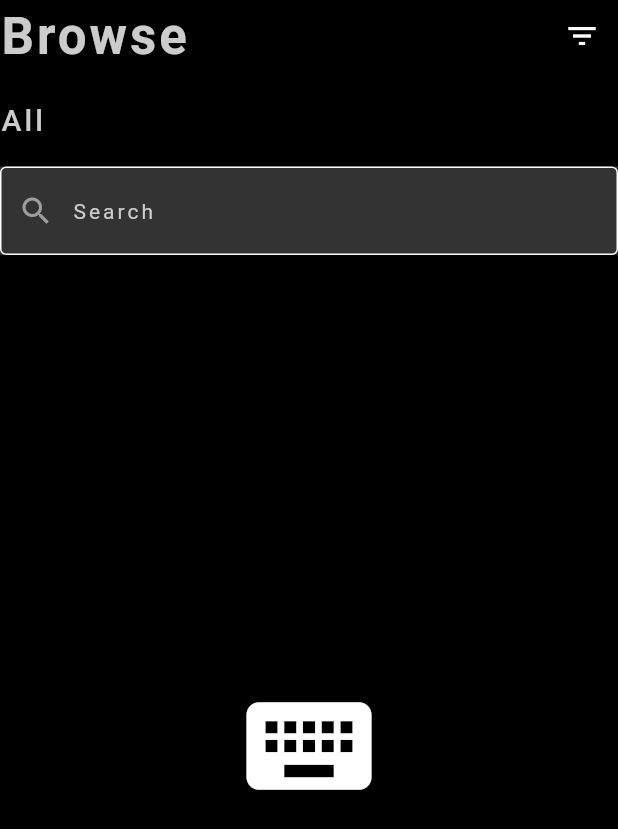
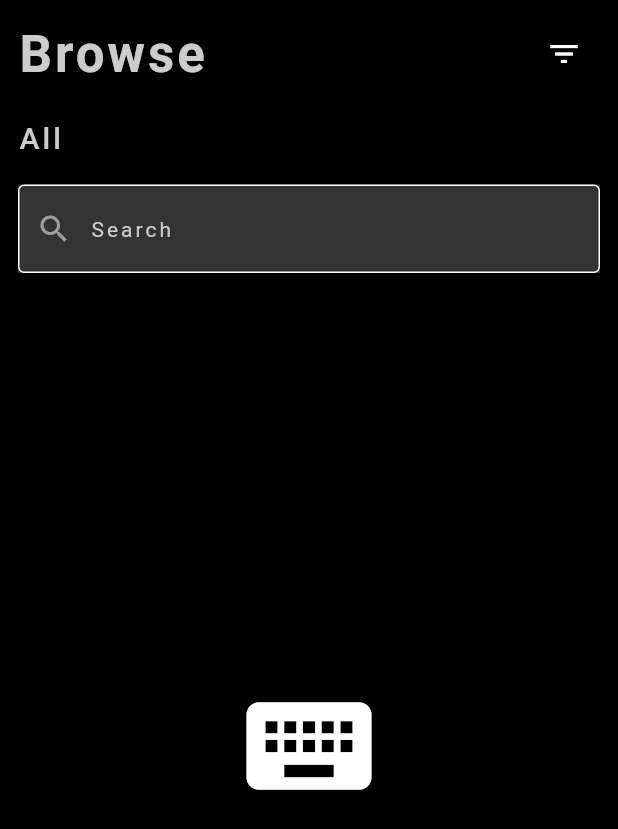
Before and after one commit to Nikhileshwar96/browse_movies, a Flutter app: the screen it shows after launch, on a phone screen of 412 x 824 dp. Shown: the top 829 px of the screen. Run offline on Flutter 3.47's test engine with Material 2 defaults, Android fonts, the light colour scheme and no system bars; our stand-ins replace bloc, equatable, flutter_bloc, sqflite; accounts and stored records are empty.

Commit message:
UI glitch

```diff
--- a/lib/pages/movies_browserer_page.dart
+++ b/lib/pages/movies_browserer_page.dart
@@ -37,7 +37,9 @@ class _MovieBrowsePageState extends State<MovieBrowsePage> {
   @override
   Widget build(BuildContext context) {
     return Scaffold(
-      body: SafeArea(
+      body: Padding(
+        padding: const EdgeInsets.all(12.0),
+        child: SafeArea(
           child: Column(
             crossAxisAlignment: CrossAxisAlignment.start,
             children: [
@@ -219,6 +221,7 @@ class _MovieBrowsePageState extends State<MovieBrowsePage> {
             ],
           ),
         ),
+      ),
     );
   }
 }
```
Lines whose indentation alone changed are shown as unchanged.
